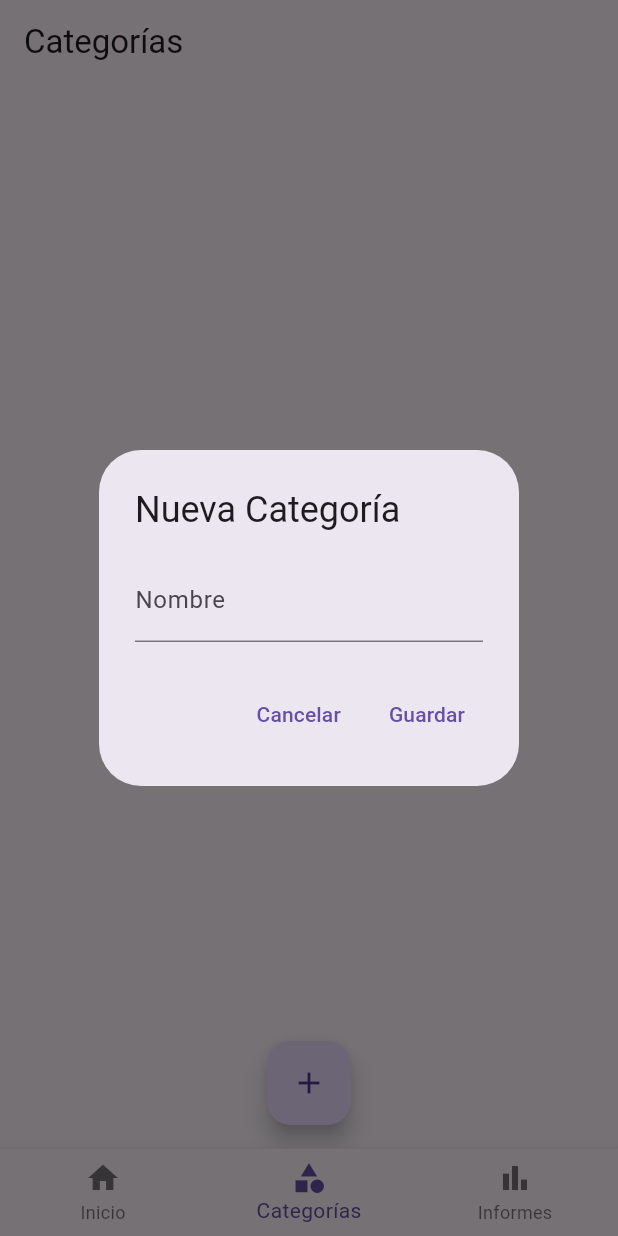
After one commit to AlvaroGarciaMoreau/Cronowork, a Flutter app: the screen it shows once a user with an empty profile is signed in, item 2 of the bottom bar chosen, after a tap on the "add" icon, on a phone screen of 412 x 824 dp. The commit adds this screen. Run offline on Flutter 3.47's test engine with Material 3 defaults, Android fonts, the phone set to English and light mode, and no system bars; our stand-ins replace cloud_firestore, firebase_auth, firebase_core, printing; accounts and stored records are empty.

Commit message:
25052025 categorias edit

```diff
--- a/lib/main.dart
+++ b/lib/main.dart
@@ -2,6 +2,7 @@ import 'package:cronowork/screens/home_screen.dart';
 import 'package:cronowork/screens/login_screen.dart';
 import 'package:cronowork/screens/register_screen.dart';
 import 'package:cronowork/screens/reports_screen.dart' as reports;
+import 'package:cronowork/screens/categories_screen.dart';
 import 'package:flutter/material.dart';
 import 'package:flutter/services.dart';
 import 'package:firebase_core/firebase_core.dart';
@@ -83,6 +84,7 @@ class _MainScreenState extends State<MainScreen> {
 
   static final List<Widget> _screens = <Widget>[
     HomeScreen(),
+    const CategoriesScreen(),
     reports.ReportsScreen(),
   ];
 
@@ -101,6 +103,10 @@ class _MainScreenState extends State<MainScreen> {
         items: const [
           BottomNavigationBarItem(icon: Icon(Icons.home), label: 'Inicio'),
           BottomNavigationBarItem(
+            icon: Icon(Icons.category),
+            label: 'Categorías',
+          ),
+          BottomNavigationBarItem(
             icon: Icon(Icons.bar_chart),
             label: 'Informes',
           ),
--- /dev/null
+++ b/lib/screens/categories_screen.dart
@@ -0,0 +1,164 @@
+import 'package:flutter/material.dart';
+import 'package:cloud_firestore/cloud_firestore.dart';
+
+class CategoriesScreen extends StatefulWidget {
+  const CategoriesScreen({super.key});
+
+  @override
+  State<CategoriesScreen> createState() => _CategoriesScreenState();
+}
+
+class _CategoriesScreenState extends State<CategoriesScreen> {
+  final TextEditingController _nameController = TextEditingController();
+
+  @override
+  void dispose() {
+    _nameController.dispose();
+    super.dispose();
+  }
+
+  Future<void> _addCategory() async {
+    showDialog(
+      context: context,
+      builder: (context) => AlertDialog(
+        title: const Text('Nueva Categoría'),
+        content: TextField(
+          controller: _nameController,
+          decoration: const InputDecoration(labelText: 'Nombre'),
+        ),
+        actions: [
+          TextButton(
+            onPressed: () => Navigator.pop(context),
+            child: const Text('Cancelar'),
+          ),
+          TextButton(
+            onPressed: () async {
+              if (_nameController.text.isNotEmpty) {
+                await FirebaseFirestore.instance.collection('categories').add({
+                  'name': _nameController.text,
+                  'createdAt': FieldValue.serverTimestamp(),
+                });
+                _nameController.clear();
+                if (mounted) Navigator.pop(context);
+              }
+            },
+            child: const Text('Guardar'),
+          ),
+        ],
+      ),
+    );
+  }
+
+  Future<void> _editCategory(String id, String currentName) async {
+    _nameController.text = currentName;
+
+    showDialog(
+      context: context,
+      builder: (context) => AlertDialog(
+        title: const Text('Editar Categoría'),
+        content: TextField(
+          controller: _nameController,
+          decoration: const InputDecoration(labelText: 'Nombre'),
+        ),
+        actions: [
+          TextButton(
+            onPressed: () => Navigator.pop(context),
+            child: const Text('Cancelar'),
+          ),
+          TextButton(
+            onPressed: () async {
+              if (_nameController.text.isNotEmpty) {
+                await FirebaseFirestore.instance.collection('categories').doc(id).update({
+                  'name': _nameController.text,
+                });
+                _nameController.clear();
+                if (mounted) Navigator.pop(context);
+              }
+            },
+            child: const Text('Guardar'),
+          ),
+        ],
+      ),
+    );
+  }
+
+  Future<void> _deleteCategory(String id) async {
+    showDialog(
+      context: context,
+      builder: (context) => AlertDialog(
+        title: const Text('Eliminar Categoría'),
+        content: const Text('¿Estás seguro de que quieres eliminar esta categoría?'),
+        actions: [
+          TextButton(
+            onPressed: () => Navigator.pop(context),
+            child: const Text('Cancelar'),
+          ),
+          TextButton(
+            onPressed: () async {
+              await FirebaseFirestore.instance.collection('categories').doc(id).delete();
+              if (mounted) Navigator.pop(context);
+            },
+            child: const Text('Eliminar'),
+          ),
+        ],
+      ),
+    );
+  }
+
+  @override
+  Widget build(BuildContext context) {
+    return Column(
+      children: [
+        AppBar(
+          title: const Text('Categorías'),
+        ),
+        Expanded(
+          child: StreamBuilder<QuerySnapshot>(
+            stream: FirebaseFirestore.instance.collection('categories').orderBy('name').snapshots(),
+            builder: (context, snapshot) {
+              if (snapshot.hasError) {
+                return const Center(child: Text('Algo salió mal'));
+              }
+
+              if (snapshot.connectionState == ConnectionState.waiting) {
+                return const Center(child: CircularProgressIndicator());
+              }
+
+              return ListView(
+                children: snapshot.data!.docs.map((DocumentSnapshot document) {
+                  Map<String, dynamic> data = document.data()! as Map<String, dynamic>;
+                  return ListTile(
+                    title: Text(data['name'] ?? ''),
+                    trailing: Row(
+                      mainAxisSize: MainAxisSize.min,
+                      children: [
+                        IconButton(
+                          icon: const Icon(Icons.edit),
+                          onPressed: () => _editCategory(
+                            document.id,
+                            data['name'] ?? '',
+                          ),
+                        ),
+                        IconButton(
+                          icon: const Icon(Icons.delete),
+                          onPressed: () => _deleteCategory(document.id),
+                        ),
+                      ],
+                    ),
+                  );
+                }).toList(),
+              );
+            },
+          ),
+        ),
+        Padding(
+          padding: const EdgeInsets.all(16.0),
+          child: FloatingActionButton(
+            onPressed: _addCategory,
+            child: const Icon(Icons.add),
+          ),
+        ),
+      ],
+    );
+  }
+}
```
Also changed, not shown: 2 other files.
